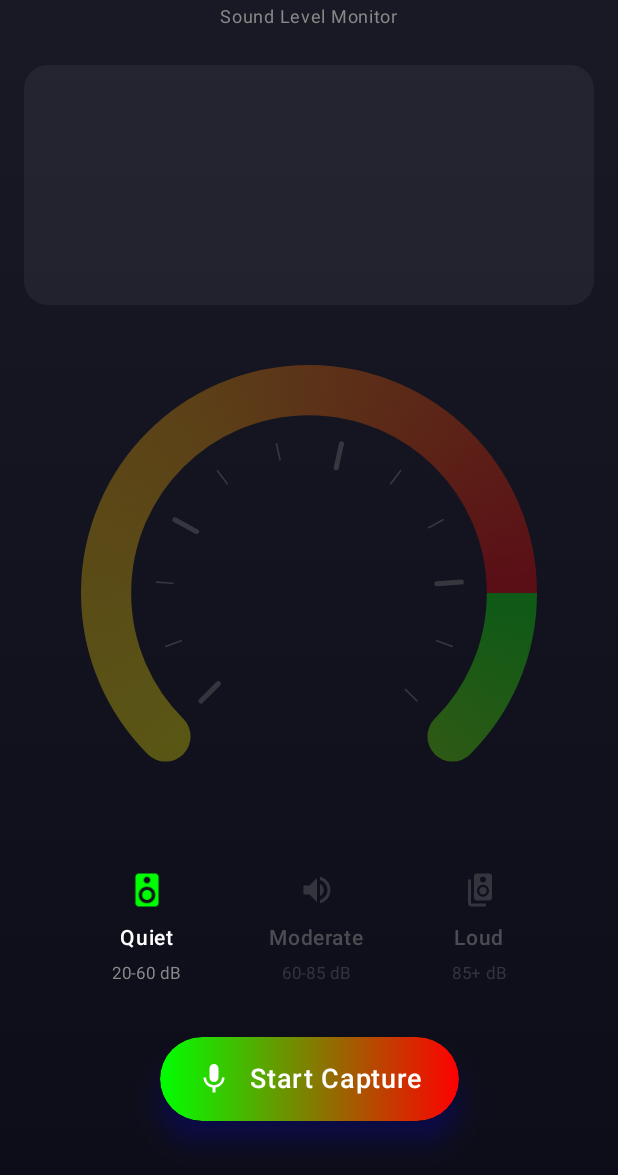
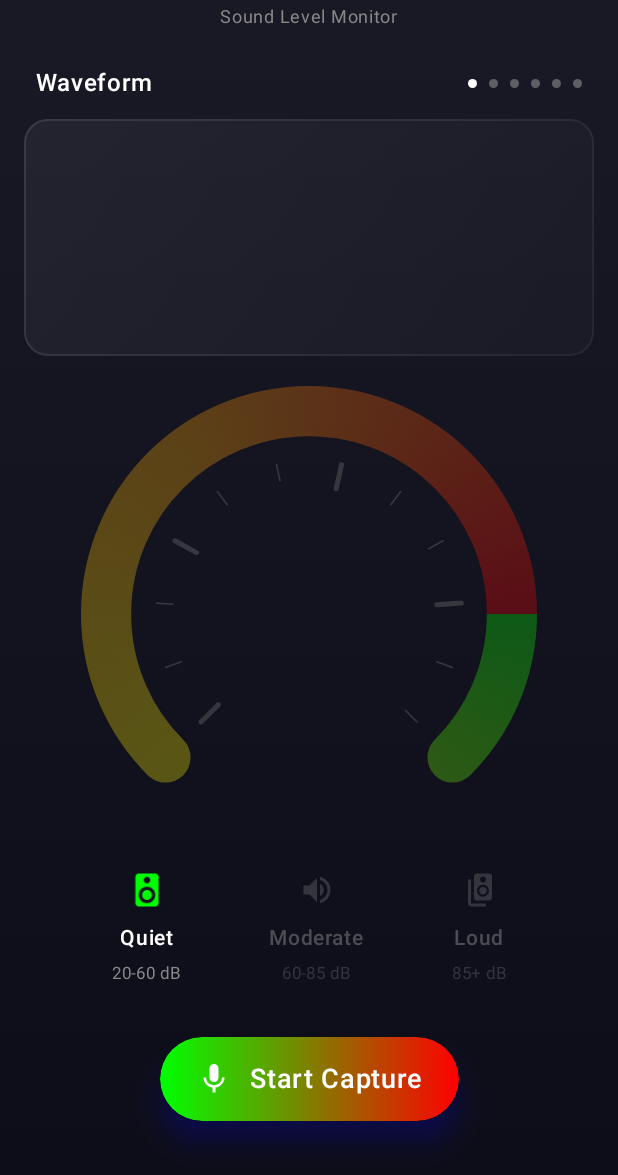
Before and after one commit to AndreFrelicot/DecibelPeak-android, an Android app built with Jetpack Compose: the screen it shows after launch (MainActivity), on a phone screen of 412 x 824 dp, the part 61-1236 px from its top. Run offline under Robolectric (Android 15) with nearby library versions, the phone set to English and light mode, and no system bars.

Commit message:
Add visualization carousel with multiple audio display modes
UI Enhancements:
- Implement VisualizationCarousel component with swipeable pager
- Add 6 visualization modes: Waveform, Spectrum, FFT Bars, FFT Circle, Waterfall, dB Curve
- Create interactive page indicators with click-to-navigate functionality
- Add responsive layout that adapts to landscape/portrait orientation

New Visualizations:
- SpectrumView: Vertical bar spectrum analyzer with color-coded levels
- FFTCircularView: Radial frequency display with concentric grid
- DbCurveView: Real-time decibel history graph with gradient fill
- Enhanced styling with gradient backgrounds and borders

State Management:
- Add dbHistory state flow in MainViewModel to track 100-point dB history
- Implement rolling window for history data (removes oldest when full)
- Update history on each audio buffer processing cycle

Layout Improvements:
- Hide circular gauge in landscape mode to maximize visualization space
- Use flexible weights for responsive component sizing
- Adjust spacing and padding for better visual hierarchy
- Remove unnecessary XML declaration from misc.xml

Component Integration:
- Replace static visualization placeholder with dynamic carousel
- Pass all required state (waveform, FFT, waterfall, history) to carousel
- Maintain consistent color scheme across all visualization types

```diff
--- a/app/src/main/java/com/example/decibelpeak/MainActivity.kt
+++ b/app/src/main/java/com/example/decibelpeak/MainActivity.kt
@@ -31,16 +31,15 @@ import androidx.compose.ui.Alignment
 import androidx.compose.ui.Modifier
 import androidx.compose.ui.graphics.Brush
 import androidx.compose.ui.graphics.Color
+import androidx.compose.ui.platform.LocalConfiguration
 import androidx.compose.ui.text.font.FontWeight
 import androidx.compose.ui.unit.dp
 import androidx.compose.ui.unit.sp
 import androidx.lifecycle.viewmodel.compose.viewModel
 import com.example.decibelpeak.ui.components.CircularGaugeView
-import com.example.decibelpeak.ui.components.FFTSpectrumView
-import com.example.decibelpeak.ui.components.FFTWaterfallView
 import com.example.decibelpeak.ui.components.RecordButton
 import com.example.decibelpeak.ui.components.SoundLevelIndicator
-import com.example.decibelpeak.ui.components.WaveformView
+import com.example.decibelpeak.ui.components.VisualizationCarousel
 import com.example.decibelpeak.ui.theme.BackgroundDark
 import com.example.decibelpeak.ui.theme.BackgroundDarker
 import com.example.decibelpeak.ui.theme.DecibelPeakTheme
@@ -73,6 +72,10 @@ fun MainScreen(viewModel: MainViewModel = viewModel()) {
     val waveformSamples by viewModel.waveformSamples.collectAsState()
     val frequencyBands by viewModel.frequencyBands.collectAsState()
     val waterfallData by viewModel.waterfallData.collectAsState()
+    val dbHistory by viewModel.dbHistory.collectAsState()
+
+    val configuration = LocalConfiguration.current
+    val isLandscape = configuration.orientation == android.content.res.Configuration.ORIENTATION_LANDSCAPE
 
     LaunchedEffect(Unit) {
         if (!permissionState.status.isGranted) {
@@ -112,25 +115,24 @@ fun MainScreen(viewModel: MainViewModel = viewModel()) {
 
                 Spacer(modifier = Modifier.height(20.dp))
 
-                // Visualization Area (Carousel placeholder for now, showing Spectrum)
-                Box(
+                // Visualization Carousel
+                VisualizationCarousel(
+                    viewModel = viewModel,
+                    isRecording = isRecording,
+                    decibelLevel = decibelLevel,
+                    waveformSamples = waveformSamples,
+                    frequencyBands = frequencyBands,
+                    waterfallData = waterfallData,
+                    dbHistory = dbHistory,
                     modifier = Modifier
                         .fillMaxWidth()
-                        .height(160.dp)
-                        .background(Color.White.copy(alpha = 0.05f), shape = androidx.compose.foundation.shape.RoundedCornerShape(16.dp))
-                        .padding(16.dp)
-                ) {
-                    if (isRecording) {
-                        // Simple toggle for demo purposes or just show one
-                        // For now, let's overlay them or pick one.
-                        // Let's show Spectrum as default
-                        FFTSpectrumView(frequencyBands = frequencyBands)
-                    }
-                }
+                        .weight(1f) // Take available space
+                )
 
-                Spacer(modifier = Modifier.height(40.dp))
+                if (!isLandscape) {
+                    Spacer(modifier = Modifier.height(20.dp))
 
-                // Gauge
+                    // Gauge (Portrait only)
                     CircularGaugeView(
                         value = decibelLevel,
                         isRecording = isRecording,
@@ -138,8 +140,9 @@ fun MainScreen(viewModel: MainViewModel = viewModel()) {
                             .fillMaxWidth(0.8f)
                             .aspectRatio(1f)
                     )
+                }
 
-                Spacer(modifier = Modifier.weight(1f))
+                Spacer(modifier = Modifier.height(20.dp))
 
                 // Sound Level Indicators
                 Row(
--- /dev/null
+++ b/app/src/main/java/com/example/decibelpeak/ui/components/VisualizationCarousel.kt
@@ -0,0 +1,143 @@
+package com.example.decibelpeak.ui.components
+
+import androidx.compose.foundation.ExperimentalFoundationApi
+import androidx.compose.foundation.background
+import androidx.compose.foundation.border
+import androidx.compose.foundation.clickable
+import androidx.compose.foundation.layout.Arrangement
+import androidx.compose.foundation.layout.Box
+import androidx.compose.foundation.layout.Column
+import androidx.compose.foundation.layout.Row
+import androidx.compose.foundation.layout.Spacer
+import androidx.compose.foundation.layout.fillMaxSize
+import androidx.compose.foundation.layout.fillMaxWidth
+import androidx.compose.foundation.layout.height
+import androidx.compose.foundation.layout.padding
+import androidx.compose.foundation.layout.size
+import androidx.compose.foundation.pager.HorizontalPager
+import androidx.compose.foundation.pager.rememberPagerState
+import androidx.compose.foundation.shape.CircleShape
+import androidx.compose.foundation.shape.RoundedCornerShape
+import androidx.compose.material3.Text
+import androidx.compose.runtime.Composable
+import androidx.compose.runtime.LaunchedEffect
+import androidx.compose.runtime.rememberCoroutineScope
+import androidx.compose.ui.Alignment
+import androidx.compose.ui.Modifier
+import androidx.compose.ui.draw.clip
+import androidx.compose.ui.graphics.Brush
+import androidx.compose.ui.graphics.Color
+import androidx.compose.ui.text.font.FontWeight
+import androidx.compose.ui.unit.dp
+import androidx.compose.ui.unit.sp
+import com.example.decibelpeak.viewmodel.MainViewModel
+import kotlinx.coroutines.launch
+
+@OptIn(ExperimentalFoundationApi::class)
+@Composable
+fun VisualizationCarousel(
+    viewModel: MainViewModel,
+    isRecording: Boolean,
+    decibelLevel: Double,
+    waveformSamples: List<Float>,
+    frequencyBands: List<Float>,
+    waterfallData: List<List<Float>>,
+    dbHistory: List<Double>,
+    modifier: Modifier = Modifier
+) {
+    val visualizations = listOf(
+        "Waveform",
+        "Spectrum",
+        "FFT Bars",
+        "FFT Circle",
+        "Waterfall",
+        "dB Curve"
+    )
+
+    val pagerState = rememberPagerState(pageCount = { visualizations.size })
+    val scope = rememberCoroutineScope()
+
+    Column(modifier = modifier) {
+        // Header
+        Row(
+            modifier = Modifier
+                .fillMaxWidth()
+                .padding(horizontal = 8.dp),
+            verticalAlignment = Alignment.CenterVertically
+        ) {
+            Text(
+                text = visualizations[pagerState.currentPage],
+                color = Color.White,
+                fontSize = 16.sp,
+                fontWeight = FontWeight.SemiBold
+            )
+            Spacer(modifier = Modifier.weight(1f))
+
+            // Pager Indicators
+            Row(horizontalArrangement = Arrangement.spacedBy(8.dp)) {
+                repeat(visualizations.size) { iteration ->
+                    val color = if (pagerState.currentPage == iteration) Color.White else Color.White.copy(alpha = 0.3f)
+                    Box(
+                        modifier = Modifier
+                            .size(6.dp)
+                            .clip(CircleShape)
+                            .background(color)
+                            .clickable {
+                                scope.launch {
+                                    pagerState.animateScrollToPage(iteration)
+                                }
+                            }
+                    )
+                }
+            }
+        }
+
+        Spacer(modifier = Modifier.height(12.dp))
+
+        // Visualization Box
+        Box(
+            modifier = Modifier
+                .fillMaxWidth()
+                .weight(1f)
+                .background(
+                    brush = Brush.linearGradient(
+                        colors = listOf(Color.White.copy(alpha = 0.05f), Color.White.copy(alpha = 0.02f))
+                    ),
+                    shape = RoundedCornerShape(16.dp)
+                )
+                .border(
+                    width = 1.dp,
+                    brush = Brush.linearGradient(
+                        colors = listOf(Color.White.copy(alpha = 0.1f), Color.White.copy(alpha = 0.05f))
+                    ),
+                    shape = RoundedCornerShape(16.dp)
+                )
+                .padding(16.dp)
+        ) {
+            if (isRecording) {
+                HorizontalPager(
+                    state = pagerState,
+                    modifier = Modifier.fillMaxSize()
+                ) { page ->
+                    when (page) {
+                        0 -> WaveformView(samples = waveformSamples)
+                        1 -> SpectrumView(samples = waveformSamples)
+                        2 -> FFTSpectrumView(frequencyBands = frequencyBands)
+                        3 -> FFTCircularView(frequencyBands = frequencyBands)
+                        4 -> FFTWaterfallView(waterfallData = waterfallData)
+                        5 -> DbCurveView(dbHistory = dbHistory)
+                    }
+                }
+            } else {
+                // Placeholder when not recording
+                 HorizontalPager(
+                    state = pagerState,
+                    modifier = Modifier.fillMaxSize()
+                ) { page ->
+                    // Show empty grid or placeholder
+                    Box(modifier = Modifier.fillMaxSize()) // Or draw empty grid
+                }
+            }
+        }
+    }
+}
--- a/app/src/main/java/com/example/decibelpeak/viewmodel/MainViewModel.kt
+++ b/app/src/main/java/com/example/decibelpeak/viewmodel/MainViewModel.kt
@@ -30,6 +30,9 @@ class MainViewModel : ViewModel() {
     private val _waterfallData = MutableStateFlow<List<List<Float>>>(emptyList())
     val waterfallData: StateFlow<List<List<Float>>> = _waterfallData.asStateFlow()
 
+    private val _dbHistory = MutableStateFlow<List<Double>>(emptyList())
+    val dbHistory: StateFlow<List<Double>> = _dbHistory.asStateFlow()
+
     fun toggleRecording() {
         if (_isRecording.value) {
             stopRecording()
@@ -44,6 +47,14 @@ class MainViewModel : ViewModel() {
             audioRecorder.startRecording().collect { buffer ->
                 val db = audioProcessor.calculateDecibel(buffer)
                 _decibelLevel.value = db
+
+                // Update history (keep last 100 points)
+                val currentHistory = _dbHistory.value.toMutableList()
+                if (currentHistory.size >= 100) {
+                    currentHistory.removeAt(0)
+                }
+                currentHistory.add(db)
+                _dbHistory.value = currentHistory
 
                 // Downsample for waveform
                 val downsampled = buffer.filterIndexed { index, _ -> index % 10 == 0 }.toList()
@@ -69,5 +80,6 @@ class MainViewModel : ViewModel() {
         _decibelLevel.value = 0.0
         _waveformSamples.value = emptyList()
         _frequencyBands.value = List(64) { 0f }
+        _dbHistory.value = emptyList()
     }
 }
```
Also changed, not shown: app/src/main/java/com/example/decibelpeak/ui/components/Visualizations.kt (+169 -0 lines). Lines whose indentation alone changed are shown as unchanged.
